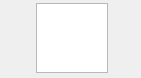
Before: the Qt Designer form src/MEGASync/stalled_issues/gui/macx/StalledIssueActionTitle.ui in meganz/MEGAsync, drawn with Qt 5.
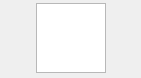
After: the same form once the commit is applied. Custom widgets are drawn as their Qt base class.

```diff
--- a/src/MEGASync/stalled_issues/gui/macx/StalledIssueActionTitle.ui
+++ b/src/MEGASync/stalled_issues/gui/macx/StalledIssueActionTitle.ui
@@ -10,6 +10,12 @@
     <height>58</height>
    </rect>
   </property>
+  <property name="sizePolicy">
+   <sizepolicy hsizetype="Expanding" vsizetype="Preferred">
+    <horstretch>0</horstretch>
+    <verstretch>0</verstretch>
+   </sizepolicy>
+  </property>
   <property name="minimumSize">
    <size>
     <width>0</width>
@@ -117,7 +123,13 @@
    </property>
    <item>
     <widget class="QWidget" name="backgroundWidget" native="true">
-     <layout class="QHBoxLayout" name="horizontalLayout">
+     <property name="sizePolicy">
+      <sizepolicy hsizetype="Expanding" vsizetype="Preferred">
+       <horstretch>0</horstretch>
+       <verstretch>0</verstretch>
+      </sizepolicy>
+     </property>
+     <layout class="QHBoxLayout" name="horizontalLayout" stretch="1,0">
       <property name="spacing">
        <number>10</number>
       </property>
@@ -136,7 +148,7 @@
       <item>
        <widget class="QWidget" name="generalContainer" native="true">
         <property name="sizePolicy">
-         <sizepolicy hsizetype="Preferred" vsizetype="Preferred">
+         <sizepolicy hsizetype="Expanding" vsizetype="Preferred">
           <horstretch>0</horstretch>
           <verstretch>0</verstretch>
          </sizepolicy>
@@ -159,10 +171,16 @@
          </property>
          <item>
           <widget class="QFrame" name="contents">
+           <property name="sizePolicy">
+            <sizepolicy hsizetype="Expanding" vsizetype="Preferred">
+             <horstretch>0</horstretch>
+             <verstretch>0</verstretch>
+            </sizepolicy>
+           </property>
            <property name="styleSheet">
             <string notr="true"/>
            </property>
-           <layout class="QHBoxLayout" name="horizontalLayout_3" stretch="1,0,0">
+           <layout class="QHBoxLayout" name="horizontalLayout_3" stretch="1,0,1">
             <property name="spacing">
              <number>8</number>
             </property>
```
Left out of the diff: 6 changed lines with no effect on the pictures.
